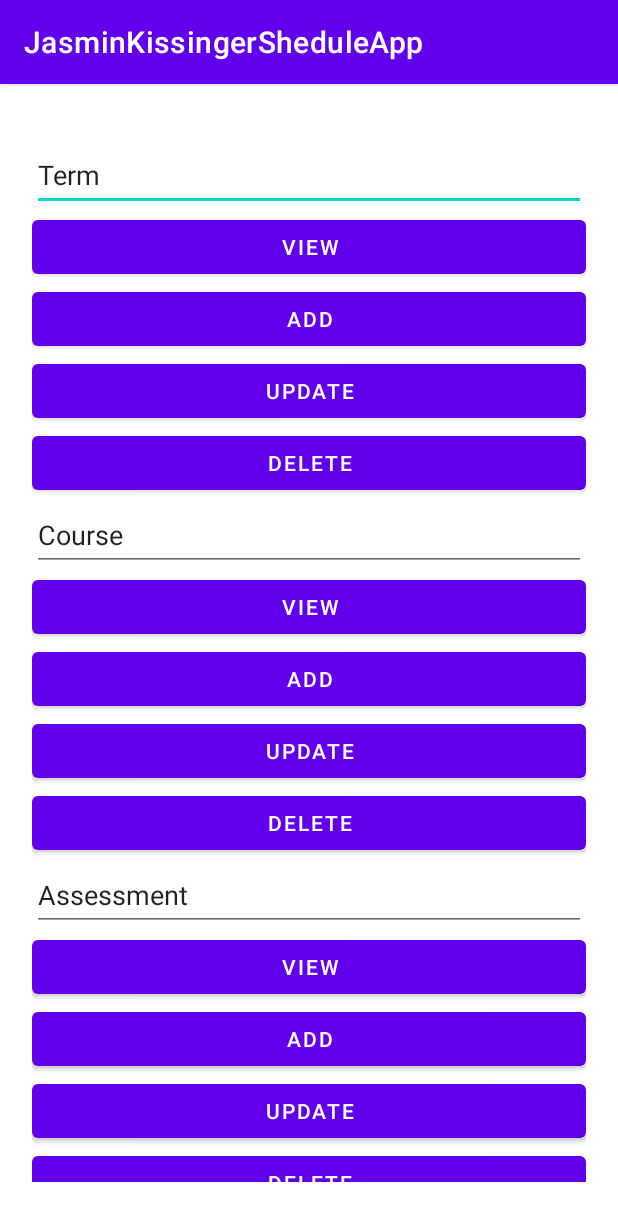
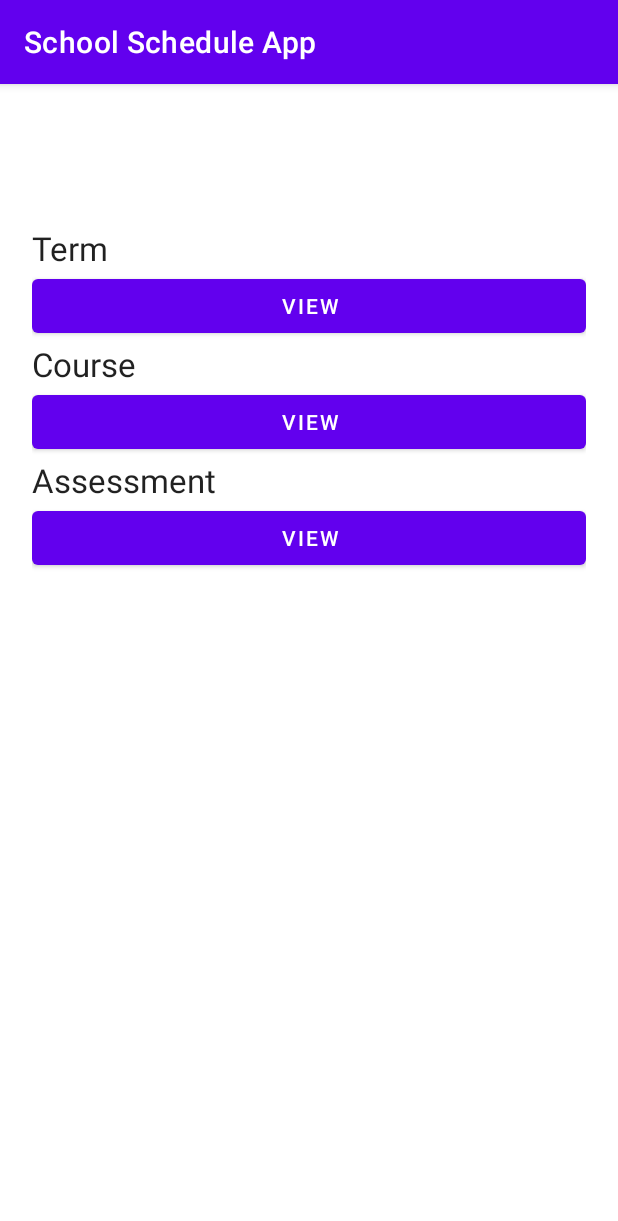
Before and after one commit to Mohokee/JasminKissingerSheduleApp, an Android app: the screen it shows after launch (MainActivity), on a phone screen of 412 x 824 dp. Shown: the top 1221 px of the screen. Run offline under Robolectric (Android 15) with nearby library versions, the phone set to English and light mode, and no system bars.

Commit message:
Default activity

```diff
--- a/app/src/main/res/layout/activity_main.xml
+++ b/app/src/main/res/layout/activity_main.xml
@@ -21,112 +21,59 @@
             android:layout_marginBottom="20dp"
             android:orientation="vertical">
 
-            <androidx.constraintlayout.widget.Group
+            <Space
                 android:layout_width="match_parent"
-                android:layout_height="match_parent"
-                app:constraint_referenced_ids="termTitle,viewTerm,addTerm,updateTerm,deleteTem" />
+                android:layout_height="58dp" />
 
-            <EditText
+            <TextView
                 android:id="@+id/termTitle"
                 android:layout_width="match_parent"
-                android:layout_height="48dp"
+                android:layout_height="wrap_content"
                 android:ems="10"
                 android:inputType="textPersonName"
-                android:text="Term" />
+                android:text="Term"
+                android:textAppearance="@style/TextAppearance.AppCompat.Large"
+                android:visibility="visible"
+                tools:visibility="visible" />
 
             <Button
-                android:id="@+id/viewTerm"
+                android:id="@+id/viewTermButton"
                 android:layout_width="match_parent"
                 android:layout_height="wrap_content"
+                android:onClick="viewTerm"
                 android:text="VIEW" />
 
-            <Button
-                android:id="@+id/addTerm"
+            <TextView
+                android:id="@+id/courseTitle"
                 android:layout_width="match_parent"
                 android:layout_height="wrap_content"
-                android:text="ADD" />
-
-            <Button
-                android:id="@+id/updateTerm"
-                android:layout_width="match_parent"
-                android:layout_height="wrap_content"
-                android:text="UPDATE" />
-
-            <Button
-                android:id="@+id/deleteTem"
-                android:layout_width="match_parent"
-                android:layout_height="wrap_content"
-                android:text="DELETE" />
-
-            <androidx.constraintlayout.widget.Group
-                android:layout_width="match_parent"
-                android:layout_height="match_parent"
-                app:constraint_referenced_ids="courseTitle,viewCourse,addCourse,updateCourse,deleteCourse" />
-
-            <EditText
-                android:id="@+id/courseTitle"
-                android:layout_width="match_parent"
-                android:layout_height="48dp"
                 android:ems="10"
                 android:inputType="textPersonName"
-                android:text="Course" />
+                android:text="Course"
+                android:textAppearance="@style/TextAppearance.AppCompat.Large" />
 
             <Button
                 android:id="@+id/viewCourse"
                 android:layout_width="match_parent"
                 android:layout_height="wrap_content"
+                android:onClick="viewClass"
                 android:text="VIEW" />
 
-            <Button
-                android:id="@+id/addCourse"
-                android:layout_width="match_parent"
-                android:layout_height="wrap_content"
-                android:text="ADD" />
-
-            <Button
-                android:id="@+id/updateCourse"
-                android:layout_width="match_parent"
-                android:layout_height="wrap_content"
-                android:text="UPDATE" />
-
-            <Button
-                android:id="@+id/deleteCourse"
-                android:layout_width="match_parent"
-                android:layout_height="wrap_content"
-                android:text="DELETE" />
-
-            <EditText
+            <TextView
                 android:id="@+id/assessmentTitle"
                 android:layout_width="match_parent"
                 android:layout_height="wrap_content"
                 android:ems="10"
                 android:inputType="textPersonName"
-                android:minHeight="48dp"
-                android:text="Assessment" />
+                android:text="Assessment"
+                android:textAppearance="@style/TextAppearance.AppCompat.Large" />
 
             <Button
                 android:id="@+id/viewAssess"
                 android:layout_width="match_parent"
                 android:layout_height="wrap_content"
+                android:onClick="viewAssessment"
                 android:text="VIEW" />
-
-            <Button
-                android:id="@+id/addAssess"
-                android:layout_width="match_parent"
-                android:layout_height="wrap_content"
-                android:text="ADD" />
-
-            <Button
-                android:id="@+id/updateAssess"
-                android:layout_width="match_parent"
-                android:layout_height="wrap_content"
-                android:text="UPDATE" />
-
-            <Button
-                android:id="@+id/deleteAssess"
-                android:layout_width="match_parent"
-                android:layout_height="wrap_content"
-                android:text="DELETE" />
 
         </LinearLayout>
 
```
Also changed, not shown: app/src/main/AndroidManifest.xml (+16 -1 lines), app/src/main/java/com/jasminkissingersheduleapp/main/ui/MainActivity.java (+25 -0 lines), app/src/main/java/com/jasminkissingersheduleapp/main/ui/assessmentList.java (added, +37 -0 lines), app/src/main/java/com/jasminkissingersheduleapp/main/ui/classList.java (added, +38 -0 lines), app/src/main/java/com/jasminkissingersheduleapp/main/ui/termList.java (added, +39 -0 lines), app/src/main/res/layout/activity_assessment_list.xml (added, +9 -0 lines), app/src/main/res/layout/activity_class_list.xml (added, +9 -0 lines), app/src/main/res/layout/activity_term_list.xml (added, +9 -0 lines), app/src/main/res/menu/assessment_menu.xml (added, +15 -0 lines), app/src/main/res/menu/class_menu.xml (renamed from app/src/main/res/menu/menu.xml, +9 -6 lines), app/src/main/res/menu/term_menu.xml (added, +15 -0 lines).
